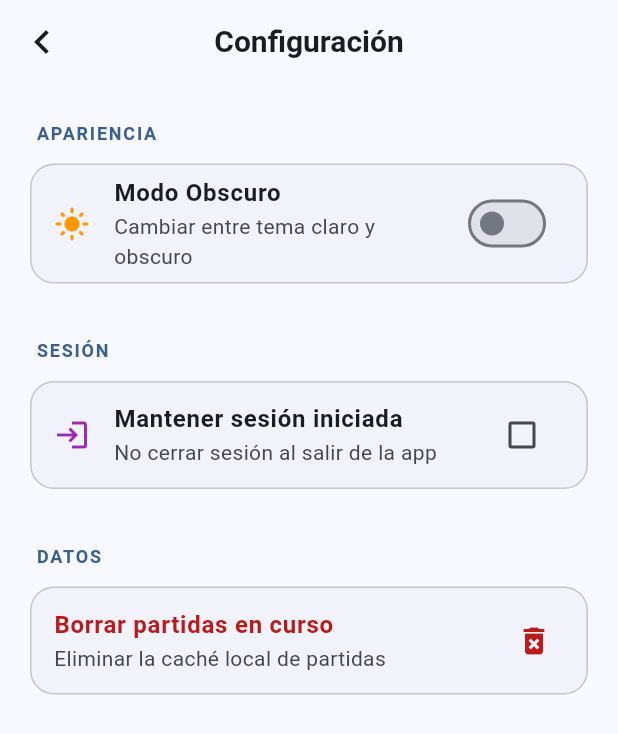
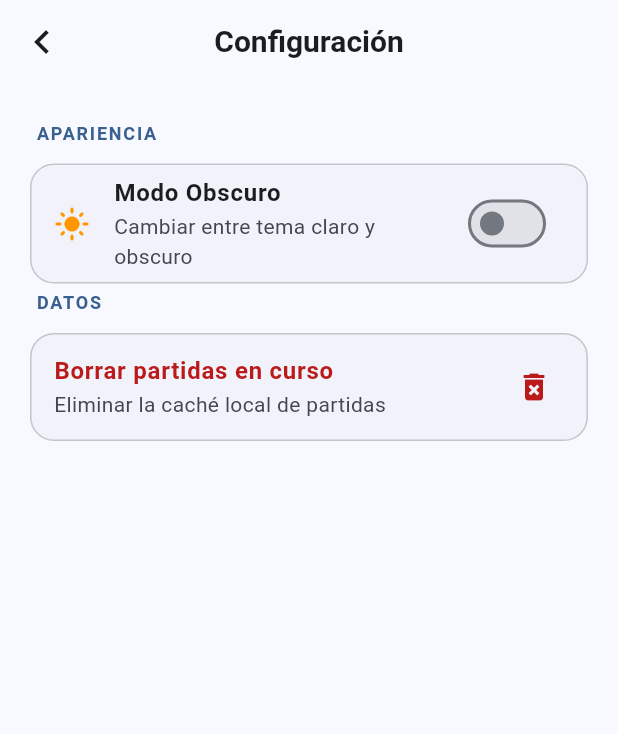
Before and after one commit to Diegok92/BoardgameCompanion, a Flutter app: the ConfigScreen screen opened by its route, on a phone screen of 412 x 824 dp. Shown: the top 734 px of the screen. Run offline on Flutter 3.47's test engine with Material 3 defaults, Android fonts, the phone set to English and light mode, and no system bars; our stand-ins replace cloud_firestore, firebase_auth, firebase_core, flutter_riverpod, flutter_svg, freezed_annotation and 2 more; accounts and stored records are empty.

Commit message:
envio a la home al confirmar edicion de datos del perfil y quitada funcionalidad problematica de sesion abierta y cambio de contraseña

```diff
--- a/bgc_v1/lib/data/repositories/auth_repository.dart
+++ b/bgc_v1/lib/data/repositories/auth_repository.dart
@@ -87,16 +87,12 @@ class AuthRepository implements IAuthRepository {
         if (user.email.isNotEmpty && user.email != currentUser.email) {
           await currentUser.verifyBeforeUpdateEmail(user.email);
         }
-        // Actualizar contraseña si escribió una nueva
-        if (user.password.isNotEmpty) {
-          await currentUser.updatePassword(user.password);
-        }
       }
     } catch (e) {
       // print('Error al actualizar usuario: $e');
       // Lanzamos la excepción para que la UI pueda atraparla y mostrar el error
       throw const AuthException(
-        'No se pudo actualizar el perfil. Si cambiaste la contraseña o email, es posible que debas cerrar sesión y volver a entrar por seguridad.',
+        'No se pudo actualizar el perfil. Si cambiaste el email, es posible que debas cerrar sesión y volver a entrar por seguridad.',
         code: 'update-profile-error',
       );
     }
--- a/bgc_v1/lib/domain/models/settings_model.dart
+++ b/bgc_v1/lib/domain/models/settings_model.dart
@@ -2,20 +2,16 @@
 
 class Settings {
   final bool isDarkMode;
-  final bool keepSessionOpen;
 
   const Settings({
     required this.isDarkMode,
-    required this.keepSessionOpen,
   });
 
   Settings copyWith({
     bool? isDarkMode,
-    bool? keepSessionOpen,
   }) {
     return Settings(
       isDarkMode: isDarkMode ?? this.isDarkMode,
-      keepSessionOpen: keepSessionOpen ?? this.keepSessionOpen,
     );
   }
 }
--- a/bgc_v1/lib/presentation/providers/settings_provider.dart
+++ b/bgc_v1/lib/presentation/providers/settings_provider.dart
@@ -13,15 +13,10 @@ class SettingsNotifier extends Notifier<Settings> {
     // Estado inicial por defecto
     return const Settings(
       isDarkMode: false,
-      keepSessionOpen: false,
     );
   }
 
   void toggleDarkMode(bool isDark) {
     state = state.copyWith(isDarkMode: isDark);
   }
-
-  void toggleKeepSessionOpen(bool keepOpen) {
-    state = state.copyWith(keepSessionOpen: keepOpen);
-  }
 }
--- a/bgc_v1/lib/presentation/settings/config_screen.dart
+++ b/bgc_v1/lib/presentation/settings/config_screen.dart
@@ -70,35 +70,7 @@ class ConfigScreen extends ConsumerWidget {
               ),
             ),
 
-            const SizedBox(height: 32),
 
-            // --- SECCIÓN: SESIÓN ---
-            _buildSectionHeader('Sesión', colorScheme),
-            Card(
-              elevation: 0,
-              shape: RoundedRectangleBorder(
-                borderRadius: BorderRadius.circular(16),
-                side: BorderSide(color: colorScheme.outlineVariant),
-              ),
-              child: CheckboxListTile(
-                title: const Text(
-                  'Mantener sesión iniciada',
-                  style: TextStyle(fontWeight: FontWeight.w600),
-                ),
-                subtitle: const Text('No cerrar sesión al salir de la app'),
-                secondary: const Icon(Icons.login, color: Colors.purple),
-                value: settings.keepSessionOpen,
-                onChanged: (value) {
-                  if (value != null) {
-                    ref
-                        .read(settingsProvider.notifier)
-                        .toggleKeepSessionOpen(value);
-                  }
-                },
-              ),
-            ),
-
-            const SizedBox(height: 32),
 
             // --- SECCIÓN: DATOS ---
             _buildSectionHeader('Datos', colorScheme),
```
Also changed, not shown: bgc_v1/lib/presentation/profile/user_edit_screen.dart (+2 -15 lines).
